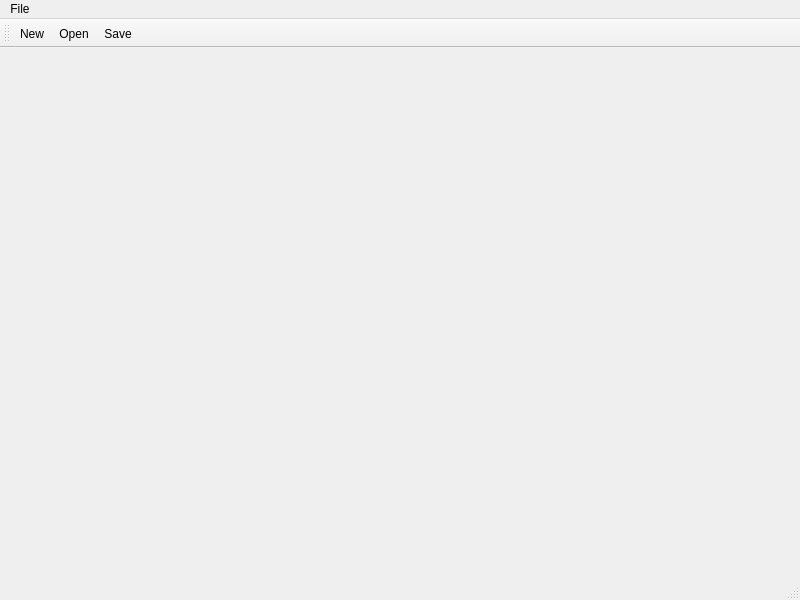
Above: plugins/3rdParty/qChaiScripting/ui/chaiScriptCodeEditorMainWindow.ui from CloudCompare/CloudCompare before the change. Below: the same form after it.
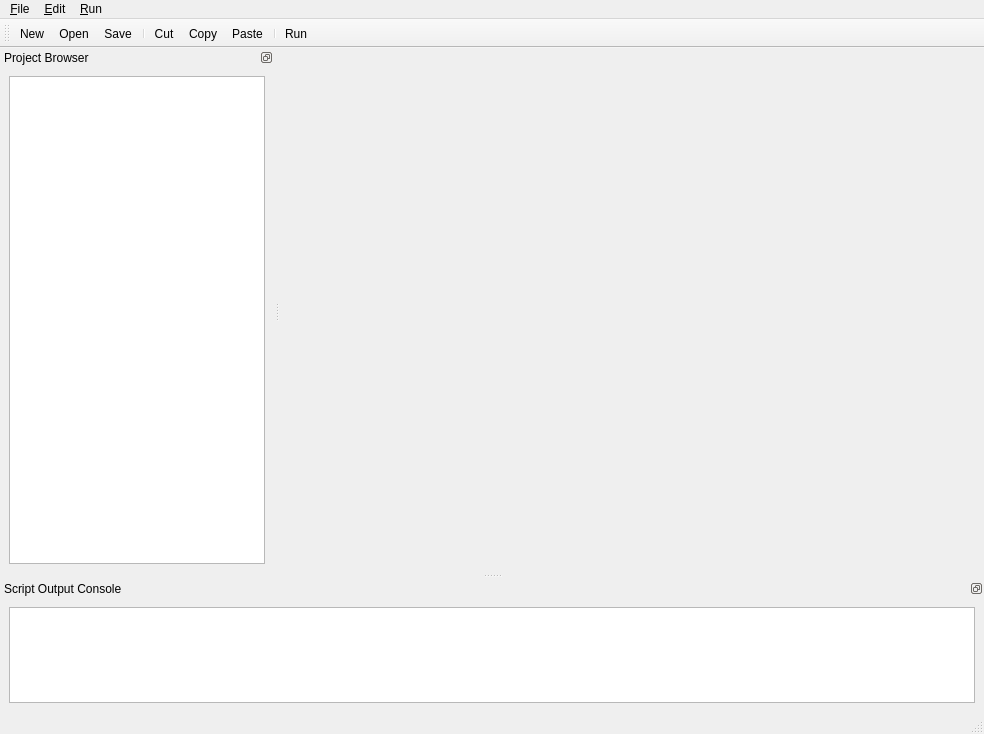
That is the form after the change. Icons and pictures are not drawn.

Commit message: getting the interface more setup

What changed in the file:
```diff
--- a/plugins/3rdParty/qChaiScripting/ui/chaiScriptCodeEditorMainWindow.ui
+++ b/plugins/3rdParty/qChaiScripting/ui/chaiScriptCodeEditorMainWindow.ui
@@ -6,8 +6,8 @@
    <rect>
     <x>0</x>
     <y>0</y>
-    <width>800</width>
-    <height>600</height>
+    <width>984</width>
+    <height>734</height>
    </rect>
   </property>
   <property name="sizePolicy">
@@ -28,13 +28,13 @@
     <rect>
      <x>0</x>
      <y>0</y>
-     <width>800</width>
+     <width>984</width>
      <height>21</height>
     </rect>
    </property>
    <widget class="QMenu" name="menuFile">
     <property name="title">
-     <string>File</string>
+     <string>&amp;File</string>
     </property>
     <addaction name="actionNew"/>
     <addaction name="actionOpen"/>
@@ -42,7 +42,28 @@
     <addaction name="actionSave_As"/>
     <addaction name="actionClose"/>
    </widget>
+   <widget class="QMenu" name="menuRun">
+    <property name="title">
+     <string>&amp;Run</string>
+    </property>
+    <addaction name="actionRun"/>
+    <addaction name="actionReset_Chai_to_initial_state"/>
+    <addaction name="actionSave_Chai_state"/>
+    <addaction name="actionReset_chai_to_last_save"/>
+   </widget>
+   <widget class="QMenu" name="menu_Edit">
+    <property name="title">
+     <string>&amp;Edit</string>
+    </property>
+    <addaction name="actionCu_t"/>
+    <addaction name="action_Copy"/>
+    <addaction name="action_Paste"/>
+    <addaction name="action_Delete"/>
+    <addaction name="action_Select_All"/>
+   </widget>
    <addaction name="menuFile"/>
+   <addaction name="menu_Edit"/>
+   <addaction name="menuRun"/>
   </widget>
   <widget class="QStatusBar" name="statusbar"/>
   <widget class="QToolBar" name="toolBar">
@@ -64,6 +85,88 @@
    <addaction name="actionNew"/>
    <addaction name="actionOpen"/>
    <addaction name="actionSave"/>
+   <addaction name="separator"/>
+   <addaction name="actionCu_t"/>
+   <addaction name="action_Copy"/>
+   <addaction name="action_Paste"/>
+   <addaction name="separator"/>
+   <addaction name="actionRun"/>
+  </widget>
+  <widget class="QDockWidget" name="projectBrowser">
+   <property name="sizePolicy">
+    <sizepolicy hsizetype="Preferred" vsizetype="Preferred">
+     <horstretch>0</horstretch>
+     <verstretch>0</verstretch>
+    </sizepolicy>
+   </property>
+   <property name="minimumSize">
+    <size>
+     <width>146</width>
+     <height>525</height>
+    </size>
+   </property>
+   <property name="font">
+    <font>
+     <family>Segoe UI</family>
+     <pointsize>9</pointsize>
+    </font>
+   </property>
+   <property name="features">
+    <set>QDockWidget::DockWidgetFloatable|QDockWidget::DockWidgetMovable</set>
+   </property>
+   <property name="windowTitle">
+    <string>Project Browser</string>
+   </property>
+   <attribute name="dockWidgetArea">
+    <number>1</number>
+   </attribute>
+   <widget class="QWidget" name="dockWidgetContents">
+    <layout class="QVBoxLayout">
+     <item>
+      <widget class="QTreeView" name="PBtreeView">
+       <property name="sizePolicy">
+        <sizepolicy hsizetype="MinimumExpanding" vsizetype="MinimumExpanding">
+         <horstretch>0</horstretch>
+         <verstretch>0</verstretch>
+        </sizepolicy>
+       </property>
+       <property name="minimumSize">
+        <size>
+         <width>126</width>
+         <height>234</height>
+        </size>
+       </property>
+       <property name="autoFillBackground">
+        <bool>false</bool>
+       </property>
+       <property name="frameShape">
+        <enum>QFrame::StyledPanel</enum>
+       </property>
+       <property name="uniformRowHeights">
+        <bool>true</bool>
+       </property>
+      </widget>
+     </item>
+    </layout>
+   </widget>
+  </widget>
+  <widget class="QDockWidget" name="scriptOutputConsoledock">
+   <property name="features">
+    <set>QDockWidget::DockWidgetFloatable|QDockWidget::DockWidgetMovable</set>
+   </property>
+   <property name="windowTitle">
+    <string>Script Output Console</string>
+   </property>
+   <attribute name="dockWidgetArea">
+    <number>8</number>
+   </attribute>
+   <widget class="QWidget" name="dockWidgetContents_2">
+    <layout class="QVBoxLayout">
+     <item>
+      <widget class="QListWidget" name="scriptOutputConsole"/>
+     </item>
+    </layout>
+   </widget>
   </widget>
   <action name="actionNew">
    <property name="text">
@@ -111,6 +214,70 @@
     <string>Alt+Q</string>
    </property>
   </action>
+  <action name="actionRun">
+   <property name="icon">
+    <iconset resource="../ChaiScriptingPlugin.qrc">
+     <normaloff>:/CC/plugin/ChaiScriptingPlugin/images/arrow_right.png</normaloff>:/CC/plugin/ChaiScriptingPlugin/images/arrow_right.png</iconset>
+   </property>
+   <property name="text">
+    <string>Run</string>
+   </property>
+   <property name="shortcut">
+    <string>F5</string>
+   </property>
+  </action>
+  <action name="actionCu_t">
+   <property name="icon">
+    <iconset resource="../ChaiScriptingPlugin.qrc">
+     <normaloff>:/CC/plugin/ChaiScriptingPlugin/images/ccSegment.png</normaloff>:/CC/plugin/ChaiScriptingPlugin/images/ccSegment.png</iconset>
+   </property>
+   <property name="text">
+    <string>Cu&amp;t</string>
+   </property>
+  </action>
+  <action name="action_Copy">
+   <property name="icon">
+    <iconset resource="../ChaiScriptingPlugin.qrc">
+     <normaloff>:/CC/plugin/ChaiScriptingPlugin/images/copy.png</normaloff>:/CC/plugin/ChaiScriptingPlugin/images/copy.png</iconset>
+   </property>
+   <property name="text">
+    <string>&amp;Copy</string>
+   </property>
+  </action>
+  <action name="action_Paste">
+   <property name="icon">
+    <iconset resource="../ChaiScriptingPlugin.qrc">
+     <normaloff>:/CC/plugin/ChaiScriptingPlugin/images/paste.png</normaloff>:/CC/plugin/ChaiScriptingPlugin/images/paste.png</iconset>
+   </property>
+   <property name="text">
+    <string>&amp;Paste</string>
+   </property>
+  </action>
+  <action name="action_Delete">
+   <property name="text">
+    <string>&amp;Delete</string>
+   </property>
+  </action>
+  <action name="action_Select_All">
+   <property name="text">
+    <string>&amp;Select All</string>
+   </property>
+  </action>
+  <action name="actionReset_Chai_to_initial_state">
+   <property name="text">
+    <string>Reset Chai to initial state</string>
+   </property>
+  </action>
+  <action name="actionSave_Chai_state">
+   <property name="text">
+    <string>Save Chai state</string>
+   </property>
+  </action>
+  <action name="actionReset_chai_to_last_save">
+   <property name="text">
+    <string>Reset chai to last save</string>
+   </property>
+  </action>
  </widget>
  <resources/>
  <connections/>
```
Left out of the diff: 20 changed lines with no effect on the pictures. The commit also changes 1 other file.
